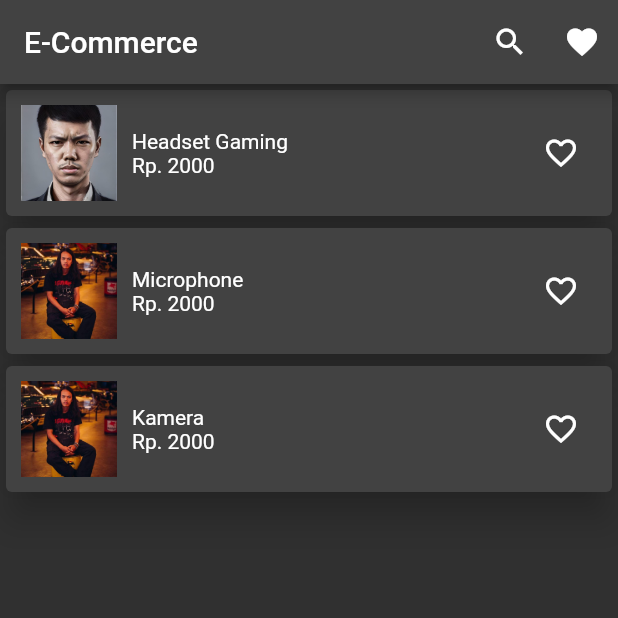
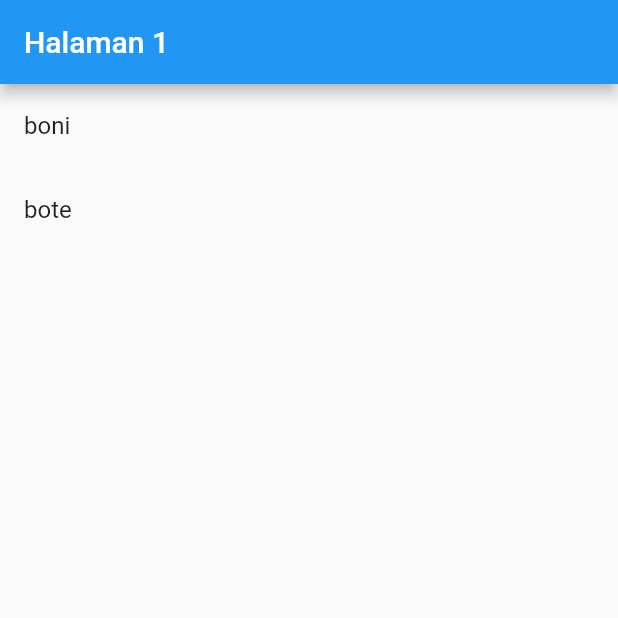
Before and after one commit to raupsss/CV_Flutter, a Flutter app: the screen it shows after launch, on a phone screen of 412 x 824 dp, the top half of it. Run offline on Flutter 3.47's test engine with Material 2 defaults, Android fonts, the phone set to English and light mode, and no system bars; our stand-ins replace flutter_custom_clippers, flutter_speed_dial, font_awesome_flutter.

Commit message:
e-commerce

```diff
--- /dev/null
+++ b/lib/example.dart
@@ -0,0 +1,119 @@
+import "package:flutter/material.dart";
+
+class User {
+  String name;
+  int age;
+  User({required this.name, required this.age});
+}
+
+class PageOne extends StatelessWidget {
+  const PageOne({super.key});
+
+  static const routeName = "/";
+
+  @override
+  Widget build(BuildContext context) {
+    List<User> data = [
+      User(name: "boni", age: 12),
+      User(name: "bote", age: 14)
+    ];
+
+    return Scaffold(
+      appBar: AppBar(title: Text("Halaman 1")),
+      body: SafeArea(
+          child: ListView(
+        children: [
+          ListTile(
+            title: Text(data[0].name),
+            onTap: () {
+              Navigator.pushNamed(context, PageTwo.routeName, arguments: {
+                "user": data[0],
+                "pesan": "ini pesan user ${data[0].name}"
+              });
+            },
+          ),
+          ListTile(
+            title: Text(data[1].name),
+            onTap: () {
+              Navigator.pushNamed(context, PageTwo.routeName, arguments: {
+                "user": data[1],
+                "pesan": "ini pesan user ${data[1].name}"
+              });
+            },
+          )
+        ],
+      )
+          //     child: Center(
+          //   child: ElevatedButton(
+          //     onPressed: () {
+          //       // Navigator.of(context).push(MaterialPageRoute(
+          //       //   builder: (context) => PageTwo(),
+          //       // ));
+          //       Navigator.pushNamed(context, "/pagetwo");
+          //     },
+          //     child: Text("halaman 2"),
+          //   ),
+          // )
+          ),
+    );
+  }
+}
+
+class PageTwo extends StatefulWidget {
+  const PageTwo({super.key});
+
+  static const routeName = "/pagetwo";
+
+  @override
+  State<PageTwo> createState() => _PageTwoState();
+}
+
+class _PageTwoState extends State<PageTwo> {
+  @override
+  Widget build(BuildContext context) {
+    Map<String, dynamic> param =
+        ModalRoute.of(context)!.settings.arguments as Map<String, dynamic>;
+
+    User detailUser = param["user"] as User;
+    String pesan = param["pesan"] as String;
+
+    return Scaffold(
+      appBar: AppBar(
+        // automaticallyImplyLeading: false,
+        title: Text(detailUser.name),
+      ),
+      body: SafeArea(
+          child: Center(
+              child: Column(
+        children: [Text("${detailUser.age}"), Text(pesan)],
+      ))),
+    );
+  }
+}
+
+class NavigatorExample extends StatelessWidget {
+  const NavigatorExample({super.key});
+
+  @override
+  Widget build(BuildContext context) {
+    return MaterialApp(
+      home: PageOne(),
+    );
+  }
+}
+
+class RouteExample extends StatelessWidget {
+  const RouteExample({super.key});
+
+  @override
+  Widget build(BuildContext context) {
+    return MaterialApp(
+      routes: {
+        PageOne.routeName: (context) => PageOne(),
+        PageTwo.routeName: (context) => PageTwo()
+      },
+      initialRoute: PageOne.routeName,
+      // home: ,
+    );
+  }
+}
--- a/lib/main.dart
+++ b/lib/main.dart
@@ -4,11 +4,12 @@ import 'package:flutter/material.dart';
 import 'package:font_awesome_flutter/font_awesome_flutter.dart';
 import 'package:my_cv/cv.dart';
 import 'package:my_cv/ecommerce.dart';
+import 'package:my_cv/example.dart';
 import 'package:my_cv/home.dart';
 import 'package:url_launcher/url_launcher_string.dart';
 
 void main() {
-  runApp(const ECommerceApp());
+  runApp(const RouteExample());
 }
 
 class MyApp extends StatelessWidget {
--- a/lib/test.dart
+++ /dev/null
@@ -1,176 +0,0 @@
-import 'package:flutter/material.dart';
-
-List<Product> productData = [
-  Product(
-      productPrice: 369000,
-      productName: "Headset Gaming",
-      productImage: "images/headset.jpg"),
-  Product(productPrice: 249000, productName: "Microphone"),
-  Product(productPrice: 599000, productName: "SSD NVME 256"),
-  Product(productPrice: 220000, productName: "Kamera"),
-  Product(productPrice: 70000, productName: "Mouse pad"),
-  Product(productPrice: 109000, productName: "Mouse")
-];
-
-class CommerceApp extends StatefulWidget {
-  const CommerceApp({super.key});
-
-  @override
-  State<CommerceApp> createState() => _CommerceAppState();
-}
-
-class _CommerceAppState extends State<CommerceApp> {
-  bool isDark = false;
-  @override
-  Widget build(BuildContext context) {
-    return MaterialApp(
-        debugShowCheckedModeBanner: false,
-        theme: ThemeData(
-          brightness: isDark ? Brightness.dark : Brightness.light,
-        ),
-        home: ShopPage());
-  }
-}
-
-class ShopPage extends StatefulWidget {
-  ShopPage({
-    super.key,
-  });
-
-  @override
-  State<ShopPage> createState() => _ShopPageState();
-}
-
-class _ShopPageState extends State<ShopPage> {
-  @override
-  Widget build(BuildContext context) {
-    return Scaffold(
-        appBar: AppBar(
-          title: Text("My Shop"),
-          actions: [
-            IconButton(
-                onPressed: () {
-                  Navigator.of(context).push(MaterialPageRoute(
-                      builder: (context) => FavoritePage()));
-                },
-                icon: Icon(Icons.favorite)),
-            // Switch(
-            //   value: widget.theme,
-            //   onChanged: (value) {
-            //     setState(() {
-            //       widget.theme = !value;
-            //     });
-            //   },
-            // ),
-          ],
-        ),
-        body: ListView.builder(
-          itemCount: productData.length,
-          itemBuilder: (context, index) {
-            return ProductCard(product: productData[index]);
-          },
-        ));
-  }
-}
-
-class FavoritePage extends StatefulWidget {
-  const FavoritePage({super.key});
-
-  @override
-  State<FavoritePage> createState() => _FavoritePageState();
-}
-
-class _FavoritePageState extends State<FavoritePage> {
-  @override
-  Widget build(BuildContext context) {
-    return Scaffold(
-      appBar: AppBar(
-        title: Text("My Favorite Product"),
-      ),
-      body: ListView.builder(
-        itemCount: productData.length,
-        itemBuilder: (context, index) {
-          if (productData[index].isFav) {
-            return ProductCard(product: productData[index]);
-          } else
-            return Container();
-        },
-      ),
-    );
-  }
-}
-
-class ProductCard extends StatefulWidget {
-  Product product;
-  ProductCard({required this.product});
-
-  @override
-  State<ProductCard> createState() => _ProductCardState();
-}
-
-class _ProductCardState extends State<ProductCard> {
-  @override
-  Widget build(BuildContext context) {
-    return Card(
-      margin: EdgeInsets.only(top: 8, left: 8, right: 8),
-      child: Container(
-        margin: EdgeInsets.all(8),
-        child: Row(
-          mainAxisAlignment: MainAxisAlignment.spaceBetween,
-          children: [
-            Row(
-              children: [
-                Container(
-                  height: 80,
-                  width: 80,
-                  child: Image.asset(widget.product.productImage),
-                ),
-                SizedBox(
-                  width: 10,
-                ),
-                Column(
-                  crossAxisAlignment: CrossAxisAlignment.start,
-                  children: [
-                    Text(
-                      widget.product.productName,
-                      style:
-                          TextStyle(fontSize: 18, fontWeight: FontWeight.bold),
-                    ),
-                    Text("Rp.${widget.product.productPrice}")
-                  ],
-                ),
-              ],
-            ),
-            IconButton(
-                onPressed: () {
-                  setState(() {
-                    widget.product.favorite();
-                  });
-                },
-                icon: widget.product.isFav
-                    ? Icon(
-                        Icons.favorite,
-                        color: Colors.red,
-                      )
-                    : Icon(Icons.favorite_border_rounded))
-          ],
-        ),
-      ),
-    );
-  }
-}
-
-class Product {
-  String productName;
-  int productPrice;
-  String productImage;
-  bool isFav = false;
-  Product(
-      {required this.productPrice,
-      required this.productName,
-      this.productImage = "images/item.jpg"});
-
-  void favorite() {
-    isFav = !isFav;
-  }
-}
```
Also changed, not shown: lib/ecommerce.dart (+9 -0 lines).
